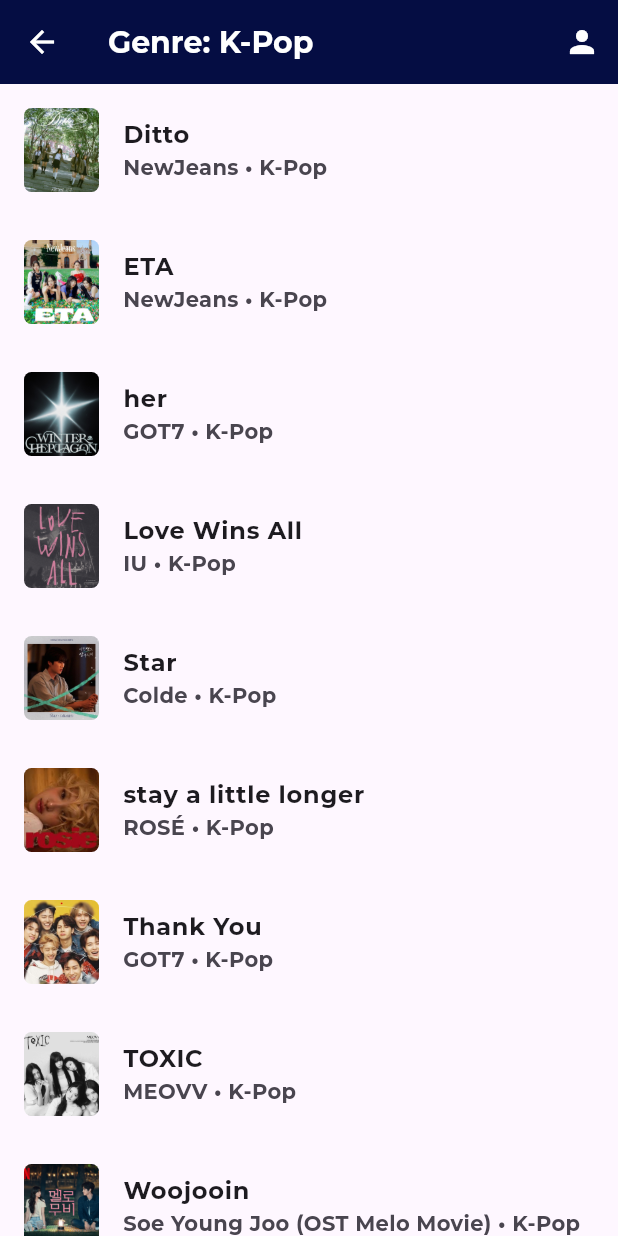
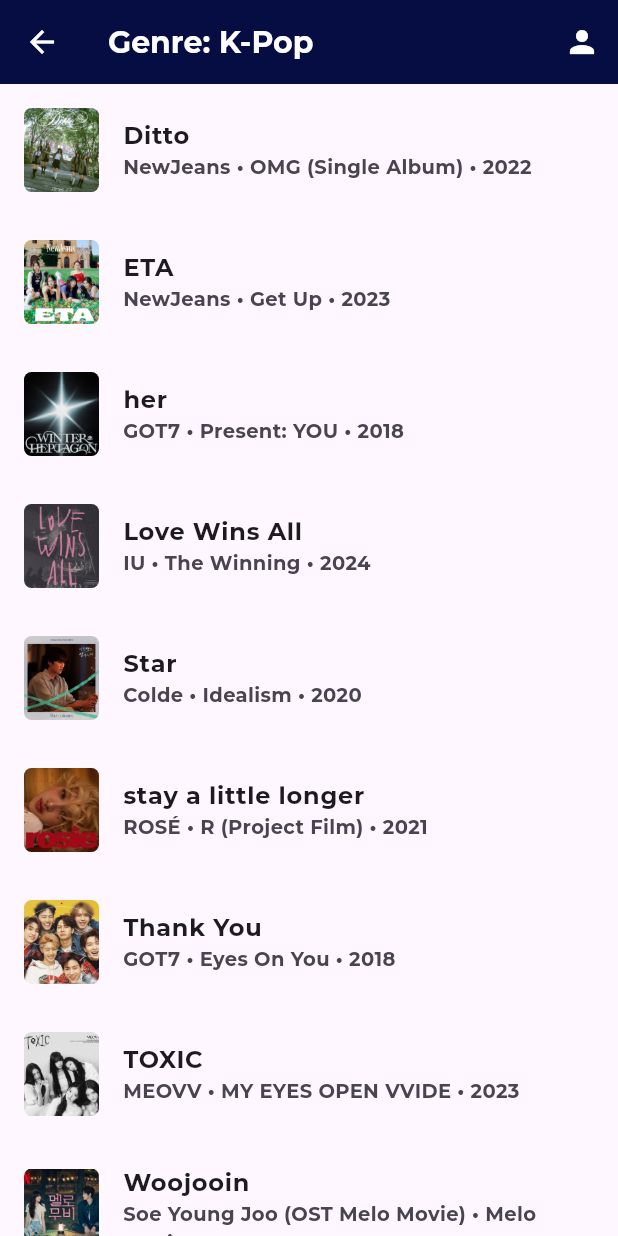
Before and after one commit to fatihfaritshi/FBOX-Project-UAS-MPL, a Flutter app: the screen it shows after launch, after a tap on "K-Pop", on a phone screen of 412 x 824 dp. Run offline on Flutter 3.47's test engine with Material 3 defaults, Android fonts, the phone set to English and light mode, and no system bars; project files that could hold a hidden picture were left out.

Commit message:
Project UAS: C3

```diff
--- a/lib/main.dart
+++ b/lib/main.dart
@@ -261,7 +261,7 @@ class _HomePageState extends State<HomePage> {
                               5,
                               13,
                               67,
-                            ), // Atau samakan dengan background kamu
+                            ),
                           ],
                         ),
                       ),
--- a/lib/song_list.dart
+++ b/lib/song_list.dart
@@ -1,5 +1,6 @@
 import 'package:flutter/material.dart';
 import 'song_detail.dart';
+import 'user_profile.dart';
 
 class SongListPage extends StatelessWidget {
   final String genre;
@@ -15,7 +16,7 @@ class SongListPage extends StatelessWidget {
       "year": "2021",
       "songwriter": "Gamaliel Tapiheru",
       "composer": "Gamaliel Tapiheru",
-      "album": "Q1"
+      "album": "Q1",
     },
     {
       "title": "Always",
@@ -25,7 +26,7 @@ class SongListPage extends StatelessWidget {
       "year": "2023",
       "songwriter": "Daniel Caesar",
       "composer": "Daniel Caesar",
-      "album": "NEVER ENOUGH"
+      "album": "NEVER ENOUGH",
     },
     {
       "title": "Blue",
@@ -35,7 +36,7 @@ class SongListPage extends StatelessWidget {
       "year": "2022",
       "songwriter": "Jackson Wang",
       "composer": "Jackson Wang, Mirror Music",
-      "album": "MAGIC MAN"
+      "album": "MAGIC MAN",
     },
     {
       "title": "Ditto",
@@ -45,7 +46,7 @@ class SongListPage extends StatelessWidget {
       "year": "2022",
       "songwriter": "250, Ylva Dimberg",
       "composer": "250",
-      "album": "OMG (Single Album)"
+      "album": "OMG (Single Album)",
     },
     {
       "title": "ETA",
@@ -55,7 +56,7 @@ class SongListPage extends StatelessWidget {
       "year": "2023",
       "songwriter": "Beenzino, Ylva Dimberg",
       "composer": "250",
-      "album": "Get Up"
+      "album": "Get Up",
     },
     {
       "title": "Fine Line",
@@ -65,7 +66,7 @@ class SongListPage extends StatelessWidget {
       "year": "2019",
       "songwriter": "Harry Styles, Thomas Hull, Tyler Johnson",
       "composer": "Harry Styles, Thomas Hull, Tyler Johnson",
-      "album": "Fine Line"
+      "album": "Fine Line",
     },
     {
       "title": "If I Got You",
@@ -75,7 +76,7 @@ class SongListPage extends StatelessWidget {
       "year": "2023",
       "songwriter": "ZAYN",
       "composer": "ZAYN",
-      "album": "Room Under the Stairs"
+      "album": "Room Under the Stairs",
     },
     {
       "title": "her",
@@ -85,7 +86,7 @@ class SongListPage extends StatelessWidget {
       "year": "2018",
       "songwriter": "JB (Defsoul), MirrorBOY, Munhan Mirror",
       "composer": "Defsoul, Munhan Mirror, MirrorBOY",
-      "album": "Present: YOU"
+      "album": "Present: YOU",
     },
     {
       "title": "Lied To",
@@ -95,7 +96,7 @@ class SongListPage extends StatelessWidget {
       "year": "2023",
       "songwriter": "ZAYN",
       "composer": "ZAYN",
-      "album": "Room Under the Stairs"
+      "album": "Room Under the Stairs",
     },
     {
       "title": "Little Window",
@@ -105,7 +106,7 @@ class SongListPage extends StatelessWidget {
       "year": "2023",
       "songwriter": "Finneas O'Connell",
       "composer": "Finneas O'Connell",
-      "album": "For Cryin' Out Loud!"
+      "album": "For Cryin' Out Loud!",
     },
     {
       "title": "Love Wins All",
@@ -115,7 +116,7 @@ class SongListPage extends StatelessWidget {
       "year": "2024",
       "songwriter": "IU",
       "composer": "IU, Seo Dong-hwan",
-      "album": "The Winning"
+      "album": "The Winning",
     },
     {
       "title": "Monster in Me",
@@ -123,9 +124,10 @@ class SongListPage extends StatelessWidget {
       "genre": "Pop",
       "image": "assets/lm5.jpeg",
       "year": "2018",
-      "songwriter": "Jess Glynne, Edvard Forre Erfjord, Henrik Barman Michelsen",
+      "songwriter":
+          "Jess Glynne, Edvard Forre Erfjord, Henrik Barman Michelsen",
       "composer": "Jess Glynne, Electric",
-      "album": "LM5"
+      "album": "LM5",
     },
     {
       "title": "Oceans & Engines",
@@ -135,7 +137,7 @@ class SongListPage extends StatelessWidget {
       "year": "2022",
       "songwriter": "NIKI",
       "composer": "NIKI",
-      "album": "Nicole"
+      "album": "Nicole",
     },
     {
       "title": "Shape of You",
@@ -145,7 +147,7 @@ class SongListPage extends StatelessWidget {
       "year": "2017",
       "songwriter": "Ed Sheeran, Steve Mac, Johnny McDaid",
       "composer": "Ed Sheeran, Steve Mac",
-      "album": "÷ (Divide)"
+      "album": "÷ (Divide)",
     },
     {
       "title": "So Long, London",
@@ -155,7 +157,7 @@ class SongListPage extends StatelessWidget {
       "year": "2024",
       "songwriter": "Taylor Swift",
       "composer": "Taylor Swift, Aaron Dessner",
-      "album": "The Tortured Poets Department"
+      "album": "The Tortured Poets Department",
     },
     {
       "title": "Star",
@@ -165,7 +167,7 @@ class SongListPage extends StatelessWidget {
       "year": "2020",
       "songwriter": "Colde",
       "composer": "Colde",
-      "album": "Idealism"
+      "album": "Idealism",
     },
     {
       "title": "stay a little longer",
@@ -175,7 +177,7 @@ class SongListPage extends StatelessWidget {
       "year": "2021",
       "songwriter": "ROSÉ",
       "composer": "ROSÉ",
-      "album": "R (Project Film)"
+      "album": "R (Project Film)",
     },
     {
       "title": "Thank You",
@@ -185,7 +187,7 @@ class SongListPage extends StatelessWidget {
       "year": "2018",
       "songwriter": "Jinyoung, Mirror BOY",
       "composer": "Mirror BOY, D.ham, Munhan Mirror",
-      "album": "Eyes On You"
+      "album": "Eyes On You",
     },
     {
       "title": "TOXIC",
@@ -195,17 +197,17 @@ class SongListPage extends StatelessWidget {
       "year": "2023",
       "songwriter": "MEOVV",
       "composer": "MEOVV",
-      "album": "MY EYES OPEN VVIDE"
+      "album": "MY EYES OPEN VVIDE",
     },
     {
       "title": "WILDFLOWER",
       "artist": "Billie Eilish",
       "genre": "Pop",
       "image": "assets/wild.png",
-      "year": "Unreleased/Unknown",
+      "year": "2024",
       "songwriter": "Billie Eilish",
       "composer": "Finneas O'Connell",
-      "album": "Hit Me Hard and Soft"
+      "album": "Hit Me Hard and Soft",
     },
     {
       "title": "Woojooin",
@@ -215,13 +217,14 @@ class SongListPage extends StatelessWidget {
       "year": "2024",
       "songwriter": "Unknown",
       "composer": "Unknown",
-      "album": "Melo Movie OST"
+      "album": "Melo Movie OST",
     },
   ];
 
   @override
   Widget build(BuildContext context) {
-    final filteredSongs = songs.where((song) => song['genre'] == genre).toList();
+    final filteredSongs =
+        songs.where((song) => song['genre'] == genre).toList();
 
     return Scaffold(
       appBar: AppBar(
@@ -236,7 +239,10 @@ class SongListPage extends StatelessWidget {
           IconButton(
             icon: const Icon(Icons.person),
             onPressed: () {
-              Navigator.pushNamed(context, '/profile');
+              Navigator.push(
+                context,
+                MaterialPageRoute(builder: (_) => const UserProfilePage()),
+              );
             },
           ),
         ],
@@ -268,17 +274,18 @@ class SongListPage extends StatelessWidget {
               ),
             ),
             subtitle: Text(
-              '${song['artist']} • ${song['genre']}',
-              style: const TextStyle(fontFamily: 'Montserrat', fontSize: 14),
+              '${song['artist']} • ${song['album']} • ${song['year']}',
+              style: const TextStyle(fontFamily: 'Montserrat', fontSize: 13),
             ),
             onTap: () {
               Navigator.push(
                 context,
                 MaterialPageRoute(
-                  builder: (context) => SongDetailPage(
-                    songs: filteredSongs,
-                    currentIndex: index,
-                  ),
+                  builder:
+                      (context) => SongDetailPage(
+                        songs: filteredSongs,
+                        currentIndex: index,
+                      ),
                 ),
               );
             },
--- a/lib/user_profile.dart
+++ b/lib/user_profile.dart
@@ -1,5 +1,5 @@
 import 'package:flutter/material.dart';
-import 'user_data.dart'; // tambahkan ini
+import 'user_data.dart';
 
 class UserProfilePage extends StatefulWidget {
   const UserProfilePage({super.key});
```
Also changed, not shown: lib/song_detail.dart (+49 -7 lines).
